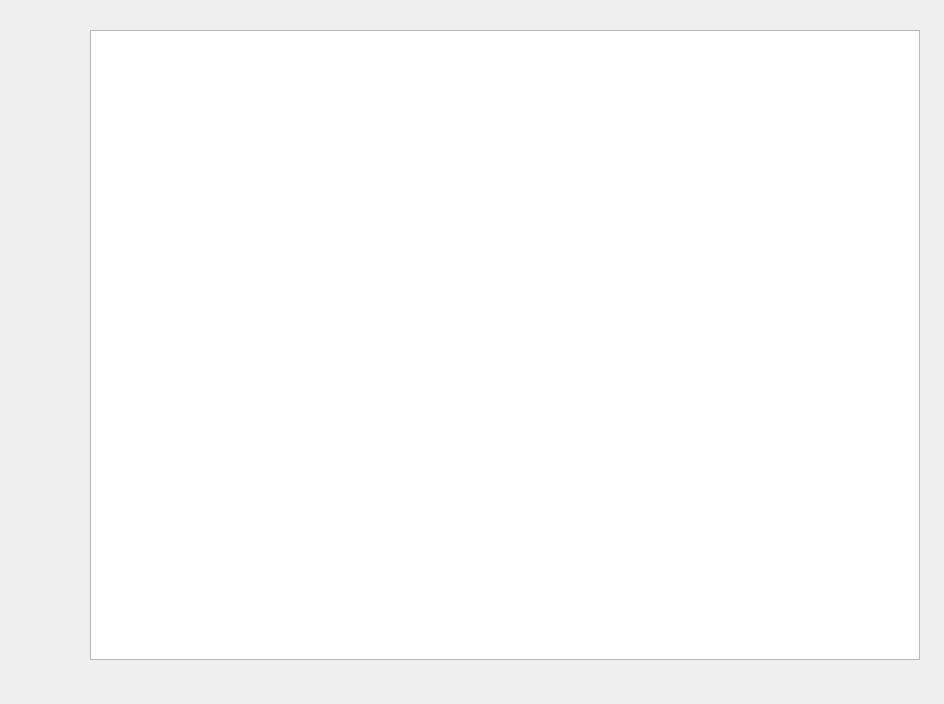
Before: the Qt Designer form src/best_supporting_spot/ui/main_window.ui in ROBIT-KOR-teamHumanoid/robocup_catkin_ws_2024, drawn with Qt 5.
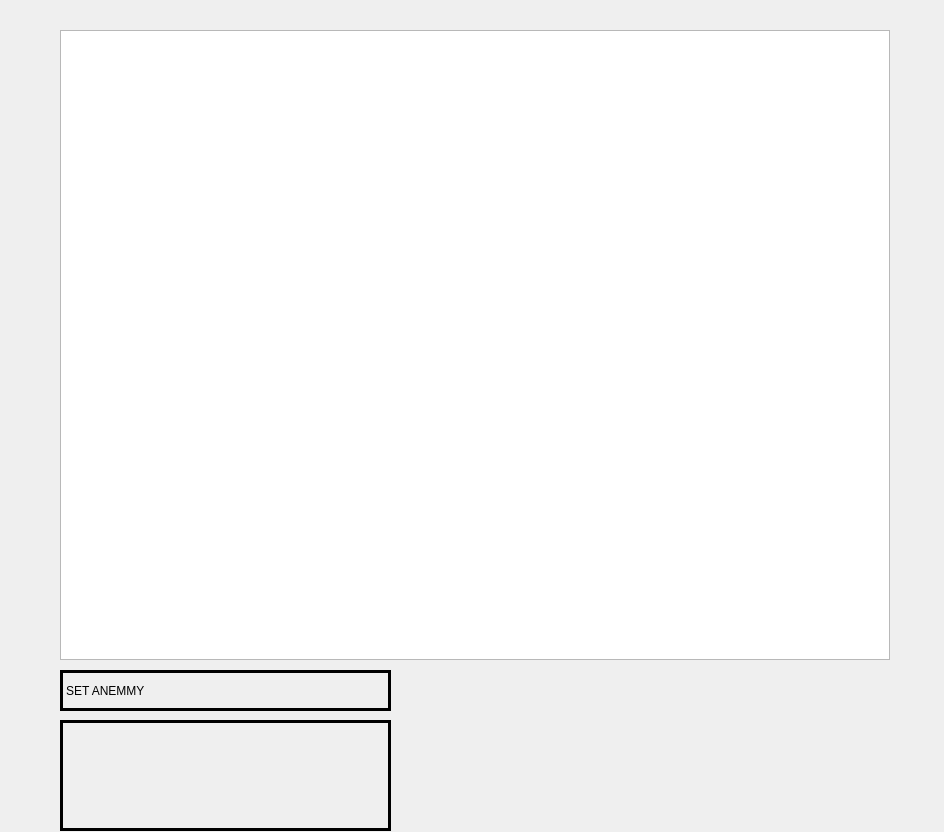
After: the same form once the commit is applied. Icons and pictures are not drawn.

Diff of the .ui file:
```diff
--- a/src/best_supporting_spot/ui/main_window.ui
+++ b/src/best_supporting_spot/ui/main_window.ui
@@ -7,7 +7,7 @@
     <x>0</x>
     <y>0</y>
     <width>944</width>
-    <height>704</height>
+    <height>832</height>
    </rect>
   </property>
   <property name="windowTitle">
@@ -24,13 +24,57 @@
    <widget class="QGraphicsView" name="screen">
     <property name="geometry">
      <rect>
-      <x>90</x>
+      <x>60</x>
       <y>30</y>
       <width>830</width>
       <height>630</height>
      </rect>
     </property>
    </widget>
+   <widget class="QLabel" name="label">
+    <property name="geometry">
+     <rect>
+      <x>60</x>
+      <y>670</y>
+      <width>331</width>
+      <height>41</height>
+     </rect>
+    </property>
+    <property name="frameShape">
+     <enum>QFrame::Box</enum>
+    </property>
+    <property name="frameShadow">
+     <enum>QFrame::Plain</enum>
+    </property>
+    <property name="lineWidth">
+     <number>3</number>
+    </property>
+    <property name="text">
+     <string>SET ANEMMY</string>
+    </property>
+   </widget>
+   <widget class="QLabel" name="label_2">
+    <property name="geometry">
+     <rect>
+      <x>60</x>
+      <y>720</y>
+      <width>331</width>
+      <height>111</height>
+     </rect>
+    </property>
+    <property name="frameShape">
+     <enum>QFrame::Box</enum>
+    </property>
+    <property name="frameShadow">
+     <enum>QFrame::Plain</enum>
+    </property>
+    <property name="lineWidth">
+     <number>3</number>
+    </property>
+    <property name="text">
+     <string/>
+    </property>
+   </widget>
   </widget>
   <action name="action_Quit">
    <property name="text">
```
